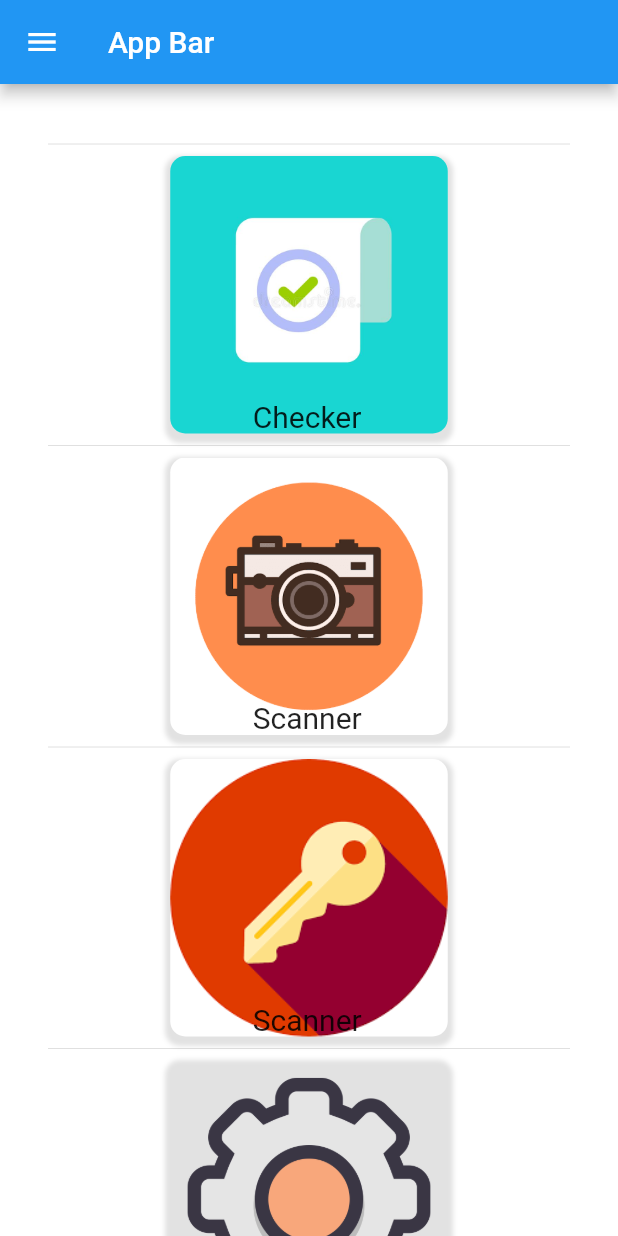
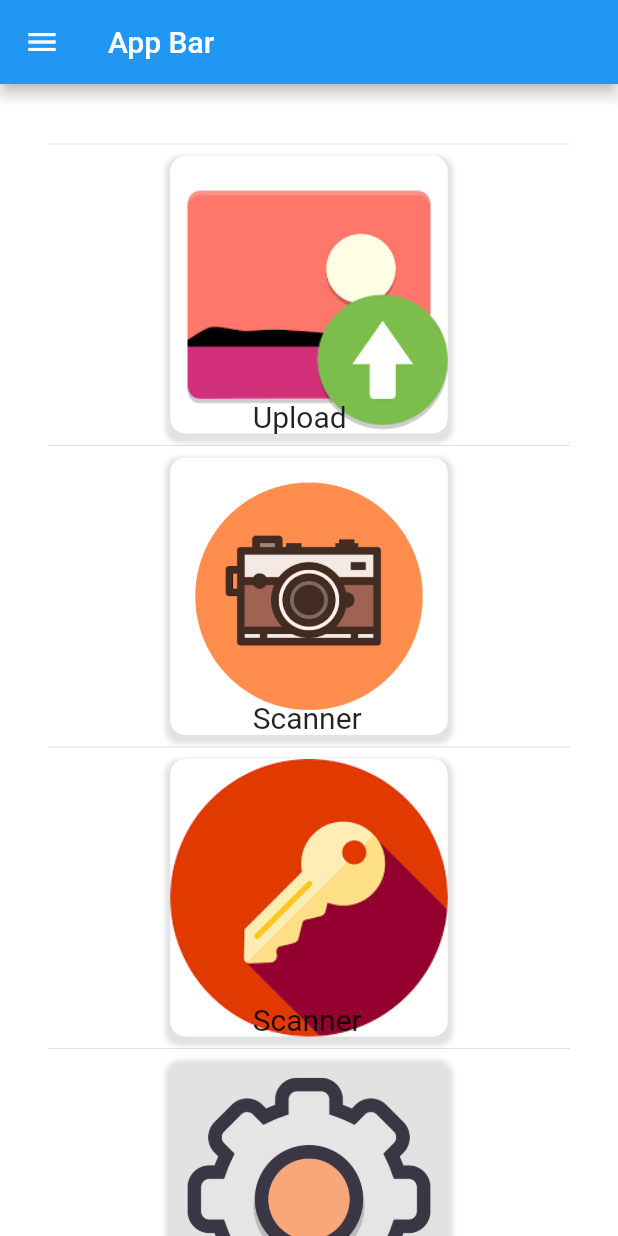
Before and after one commit to AMALj248/ORIS, a Flutter app: the screen it shows after launch, on a phone screen of 412 x 824 dp. Run offline on Flutter 3.47's test engine with Material 2 defaults, Android fonts, the phone set to English and light mode, and no system bars; our stand-ins replace image_cropper, image_picker; missing offline and left inert: multi_image_picker.

Commit message:
Answers Upload (File) , Basic UI Overhaul , java File fixed, apk made(19MB)

```diff
--- a/lib/Ans_Key_Screen.dart
+++ b/lib/Ans_Key_Screen.dart
@@ -4,8 +4,6 @@ class firstscreen extends StatefulWidget{
   @override
   _firstscreenState createState() => _firstscreenState();
 }
-
-
 
 class _firstscreenState extends State<firstscreen> {
   //for regestering the MCQ Answers
--- a/lib/main.dart
+++ b/lib/main.dart
@@ -1,12 +1,13 @@
 //Importing the Necessary Packages
 
-import 'package:camera/camera.dart';
+
 import 'package:flutter/cupertino.dart';
 import 'package:flutter/material.dart';
 import 'package:image_cropper/image_cropper.dart';
 import 'dart:io';
 import 'package:image_picker/image_picker.dart';
 import 'Ans_Key_Screen.dart';
+import 'Multiple_Image_Selector.dart';
 
 //the main function
 void main() => runApp(MyApp());
@@ -33,12 +34,12 @@ class HomePage extends StatefulWidget{
 
 //Defining the Home Page
 class _HomePageState extends State<HomePage>{
-// Defining the images in Camera
+// Accessing the image
   //State variable
 
   Future getImage(ImageSource source) async {
     //accessing the image
-    File _image = await ImagePicker.pickImage(source: source);
+    File _image = await ImagePicker.pickImage(source: source );
     //checking the null image
     if (_image != null) {
       //Cropping image Window
@@ -92,9 +93,22 @@ class _HomePageState extends State<HomePage>{
             mainAxisAlignment: MainAxisAlignment.spaceAround,
 
             children: [
+
               //For Divider
               Divider(),
-              Container(
+              //For Images Upload
+              GestureDetector(
+                onTap: (){
+
+                  //Rerouting to Ans_Key_Screen file
+                  Navigator.push(context , MaterialPageRoute(
+                    // Pushing to Stack Builder
+
+                    builder: (context) => multiple_image(),
+                  ),
+                  );
+                },
+                child: Container(
                   //Area of the Box
                   height: 185,
                   width: 185,
@@ -118,7 +132,7 @@ class _HomePageState extends State<HomePage>{
                       )
                     ],
                     image: DecorationImage(
-                    image: AssetImage('images/marks.png'),
+                      image: AssetImage('images/image_upload.png'),
                     ),
                   ),
 
@@ -127,8 +141,9 @@ class _HomePageState extends State<HomePage>{
                         left: 55, top: 0, right: 0, bottom: 0),
                     child: Row(
                       children: <Widget>[
-                      Text('Checker', style: TextStyle(fontSize: 20),),
+                        Text('Upload', style: TextStyle(fontSize: 20),),
                       ],
+                    ),
                   ),
                 ),
               ),
@@ -140,6 +155,7 @@ class _HomePageState extends State<HomePage>{
               //making a clickable button
               GestureDetector(
                 onTap: (){
+                  //Accessing Image from Camera
                   getImage(ImageSource.camera);
                 },
                 child: Container(
--- a/pubspec.yaml
+++ b/pubspec.yaml
@@ -28,6 +28,7 @@ dependencies:
   path_provider:
   path:
   image_picker:
+  multi_image_picker: ^4.7.14
 
 
   # The following adds the Cupertino Icons font to your application.
```
Also changed, not shown: lib/Multiple_Image_Selector.dart (added, +89 -0 lines), images/image_upload.png (added), pubspec.lock, 1 other file. Lines whose indentation alone changed are shown as unchanged.
